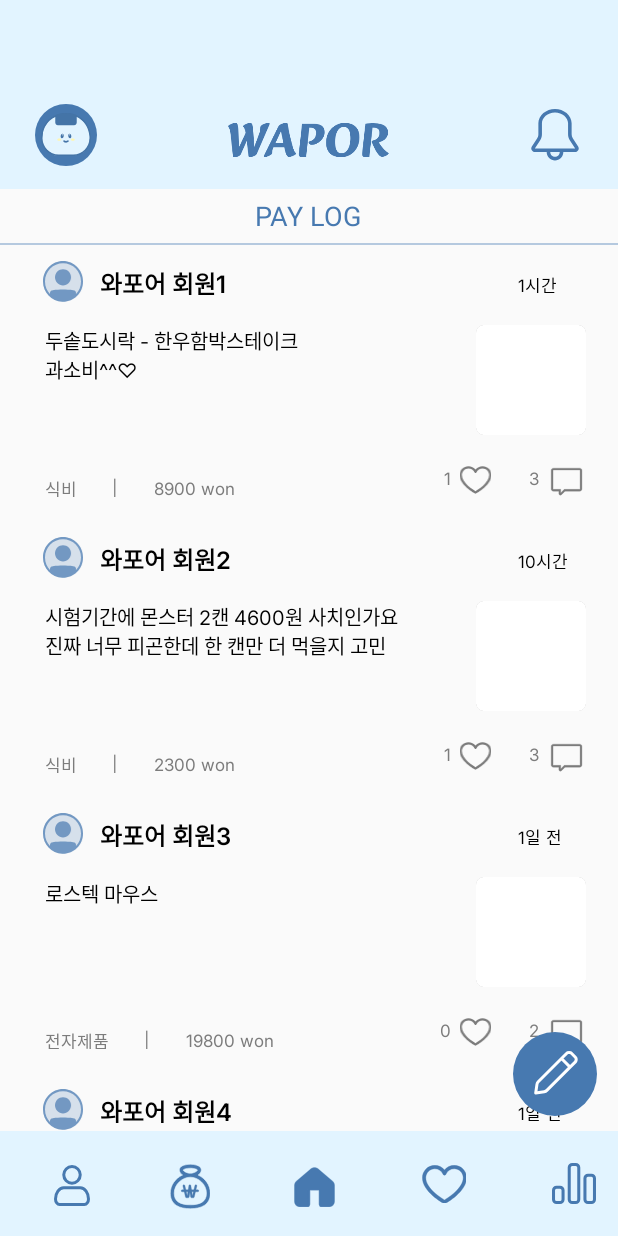
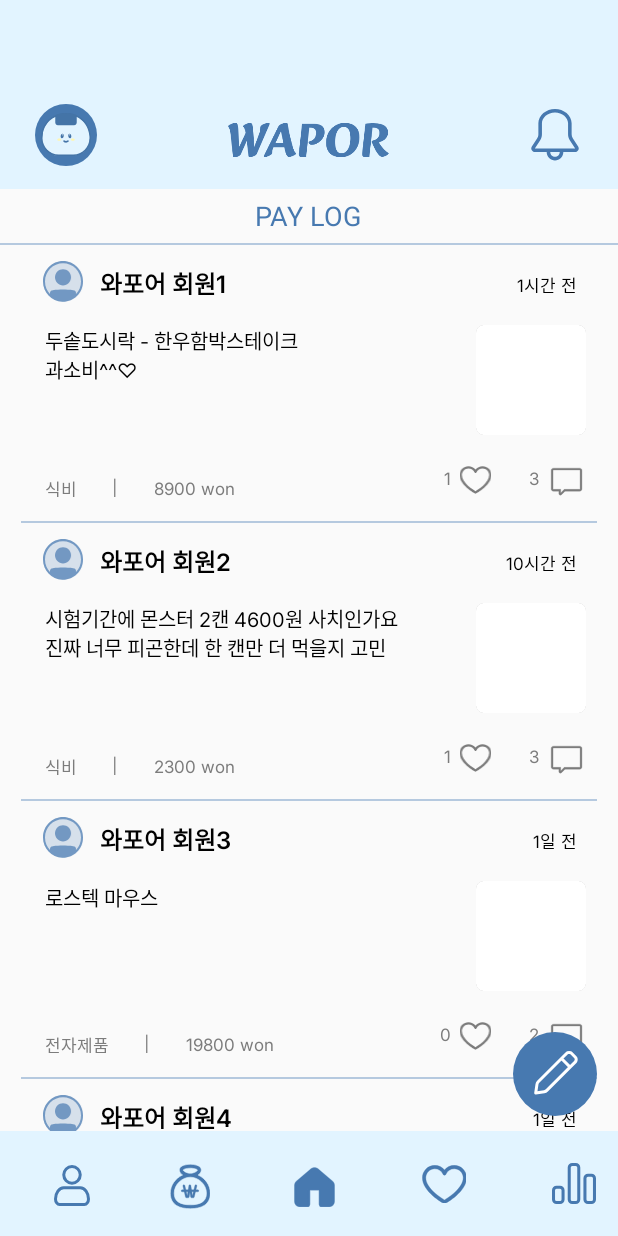
Before and after one commit to pknu-wap/WAP-OR, an Android app built with Jetpack Compose: the PaylogActivity screen opened directly, with no data from a screen before it, on a phone screen of 412 x 824 dp. Run offline under Robolectric (Android 15) with nearby library versions, the phone set to English and light mode, and no system bars; pictures from the network do not load.

Commit message:
Feat: 머지하고 다시할게요

```diff
--- a/client/app/build.gradle.kts
+++ b/client/app/build.gradle.kts
@@ -13,7 +13,7 @@ android {
         targetSdk = 34
         versionCode = 1
         versionName = "1.0"
-
+        vectorDrawables.useSupportLibrary = true
         testInstrumentationRunner = "androidx.test.runner.AndroidJUnitRunner"
         vectorDrawables {
             useSupportLibrary = true
@@ -50,6 +50,8 @@ android {
 }
 
 dependencies {
+    implementation("com.github.bumptech.glide:glide:4.15.1")
+    annotationProcessor("com.github.bumptech.glide:compiler:4.15.1")
     implementation(libs.androidx.core.ktx)
     implementation(libs.androidx.lifecycle.runtime.ktx)
     implementation(libs.androidx.activity.compose)
--- a/client/app/src/main/AndroidManifest.xml
+++ b/client/app/src/main/AndroidManifest.xml
@@ -1,7 +1,7 @@
 <?xml version="1.0" encoding="utf-8"?>
 <manifest xmlns:android="http://schemas.android.com/apk/res/android"
     xmlns:tools="http://schemas.android.com/tools">
-
+    <uses-permission android:name="android.permission.INTERNET" />
     <application
         android:allowBackup="true"
         android:dataExtractionRules="@xml/data_extraction_rules"
--- a/client/app/src/main/java/Post.kt
+++ b/client/app/src/main/java/Post.kt
@@ -1,10 +1,10 @@
 data class Post(
-//    val imageUrl: String,
-    val memberName: String,
-    val createdTime: String,
-    val postContent: String,
-    val category: String,
-    val amount: Int,
-    val likes: Int,
-    val comments: Int
+    val imageUrl: String?,  // 이미지 URL이 nullable
+    val memberName: String, //utf변환 준비
+    val createdTime: String, //날짜 함수 준비
+    val postContent: String, //utf변환 준비
+    val category: String, //utf변환 준비 or 카테고리 함수
+    val amount: Int, //금액 함수 확인
+    val likes: Int, //Int형 조심
+    val comments: Int //Int형 조심
 )
--- a/client/app/src/main/java/PostAdapter.kt
+++ b/client/app/src/main/java/PostAdapter.kt
@@ -1,12 +1,14 @@
 import android.view.LayoutInflater
 import android.view.ViewGroup
+import androidx.core.content.res.ResourcesCompat
 import androidx.recyclerview.widget.RecyclerView
+import com.bumptech.glide.Glide
 import com.example.wap_or.databinding.ItemPostBinding
 
-// MyViewHolder 클래스 수정
+// MyViewHolder 클래스
 class MyViewHolder(val binding: ItemPostBinding) : RecyclerView.ViewHolder(binding.root)
 
-// 어댑터 클래스 수정
+// 어댑터 클래스
 class PostAdapter(private val datas: MutableList<Post>) : RecyclerView.Adapter<MyViewHolder>() {
 
     override fun getItemCount(): Int = datas.size
@@ -28,10 +30,23 @@ class PostAdapter(private val datas: MutableList<Post>) : RecyclerView.Adapter<M
         holder.binding.postLikeCount.text = post.likes.toString()
         holder.binding.postCommentCount.text = post.comments.toString()
 
+        // 기본 이미지 리소스 가져오기
+        val context = holder.binding.postMainImg.context
+        val defaultDrawable = ResourcesCompat.getDrawable(context.resources,
+            context.resources.getIdentifier("ex_img", "drawable", context.packageName),
+            null)
+
         // Glide를 사용해 이미지 로드
-//        Glide.with(holder.itemView.context)
-//            .load(post.imageUrl)
-//            .placeholder(R.drawable.user_profile_tmp) // 기본 이미지 설정
-//            .into(holder.binding.userProfile)
+        if (!post.imageUrl.isNullOrEmpty()) {
+            // 이미지 URL이 있으면 Glide로 이미지를 로드
+            Glide.with(context)
+                .load(post.imageUrl)
+                .placeholder(defaultDrawable) // 로딩 중일 때 표시할 기본 이미지
+                .error(defaultDrawable)       // 에러 발생 시 표시할 기본 이미지
+                .into(holder.binding.postMainImg)
+        } else {
+            // 이미지 URL이 없으면 기본 XML 드로어블 사용
+            holder.binding.postMainImg.setImageDrawable(defaultDrawable)
+        }
     }
 }
--- a/client/app/src/main/java/com/example/wap_or/PaylogActivity.kt
+++ b/client/app/src/main/java/com/example/wap_or/PaylogActivity.kt
@@ -1,11 +1,13 @@
 package com.example.wap_or
-
 import Post
 import PostAdapter
 import android.os.Bundle
 import androidx.appcompat.app.AppCompatActivity
+import androidx.core.content.ContextCompat
+import androidx.recyclerview.widget.DividerItemDecoration
 import androidx.recyclerview.widget.LinearLayoutManager
 import com.example.wap_or.databinding.ActivityPaylogMainBinding
+
 
 class PaylogActivity : AppCompatActivity() {
     private val binding by lazy { ActivityPaylogMainBinding.inflate(layoutInflater) }
@@ -17,13 +19,13 @@ class PaylogActivity : AppCompatActivity() {
 
         // 데이터 리스트 생성
         val postList = arrayListOf(
-            Post("와포어 회원1", "1시간 전", "두솥도시락 - 한우함박스테이크\n과소비^^♡", "식비", 8900, 1, 3),
-            Post("와포어 회원2", "10시간 전", "시험기간에 몬스터 2캔 4600원 사치인가요\n진짜 너무 피곤한데 한 캔만 더 먹을지 고민", "식비", 2300, 1, 3),
-            Post("와포어 회원3", "1일 전", "로스텍 마우스", "전자제품", 19800, 0, 2),
-            Post("와포어 회원4", "1일 전", "연어초밥 18,000원\n이런 날도 있는거지", "식비", 18000, 2, 14),
-            Post("와포어 회원5", "3일 전", "결국 샀습니다", "전자제품", 854900, 1, 28),
-            Post("와포어 회원6", "3일 전", "바쁘다 바빠\n현대사회 속\n단비같은\n감각적 ...더보기 구현 어캐하지", "식비", 1200, 1, 9),
-            Post("와포어 회원7", "3일 전", "꾸밈비. 세일할 때 사서 만오천원이에요\n진짜", "패션&잡화", 15900, 3, 1)
+            Post(null, "와포어 회원1", "1시간 전", "두솥도시락 - 한우함박스테이크\n과소비^^♡", "식비", 8900, 1, 3),
+            Post("https://dimg.donga.com/wps/NEWS/IMAGE/2021/11/12/110217903.2.jpg", "와포어 회원2", "10시간 전", "시험기간에 몬스터 2캔 4600원 사치인가요\n진짜 너무 피곤한데 한 캔만 더 먹을지 고민", "식비", 2300, 1, 3),
+            Post(null, "와포어 회원3", "1일 전", "로스텍 마우스", "전자제품", 19800, 0, 2),
+            Post("https://d12zq4w4guyljn.cloudfront.net/750_750_20240220124444_photo1_cb08696e3d69.jpg", "와포어 회원4", "1일 전", "연어초밥 18,000원\n이런 날도 있는거지", "식비", 18000, 2, 14),
+            Post("https://thumbnews.nateimg.co.kr/view610///news.nateimg.co.kr/orgImg/ns/2022/04/23/NISI20220422_0000981000_web.jpg", "와포어 회원5", "3일 전", "결국 샀습니다", "전자제품", 854900, 1, 28),
+            Post(null, "와포어 회원6", "3일 전", "바쁘다 바빠\n현대사회 속\n단비같은\n감각적 ...더보기 구현 어캐하지", "식비", 1200, 1, 9),
+            Post("https://sellt.co.kr/file_data/sellt/2024/06/21/62caf0214a6493248fc01eab35d7d07c.jpg", "와포어 회원7", "3일 전", "꾸밈비. 세일할 때 사서 만오천원이에요\n진짜", "패션&잡화", 15900, 3, 1)
         )
 
         // 어댑터 초기화
@@ -32,5 +34,12 @@ class PaylogActivity : AppCompatActivity() {
         // RecyclerView 설정
         binding.recyclerView.adapter = adapter
         binding.recyclerView.layoutManager = LinearLayoutManager(this)
+        val dividerItemDecoration = DividerItemDecoration(
+            binding.recyclerView.getContext(),
+            LinearLayoutManager.VERTICAL
+        )
+        ContextCompat.getDrawable(this, R.drawable.divider)
+            ?.let { dividerItemDecoration.setDrawable(it) }
+        binding.recyclerView.addItemDecoration(dividerItemDecoration)
     }
 }
--- /dev/null
+++ b/client/app/src/main/res/drawable/divider.xml
@@ -0,0 +1,5 @@
+<?xml version="1.0" encoding="utf-8"?>
+<shape xmlns:android="http://schemas.android.com/apk/res/android">
+    <size android:height="1dp"/>
+    <solid android:color="#B5C9DF"/>
+</shape>
--- a/client/app/src/main/res/layout/activity_login.xml
+++ b/client/app/src/main/res/layout/activity_login.xml
@@ -16,8 +16,8 @@
         android:layout_height="131dp"
         android:contentDescription="App Logo"
         android:src="@drawable/wapor"
+        app:layout_constraintEnd_toEndOf="parent"
         app:layout_constraintStart_toStartOf="parent"
-        app:layout_constraintEnd_toEndOf="parent"
         app:layout_constraintTop_toTopOf="parent" />
 
     <EditText
--- a/client/app/src/main/res/layout/item_post.xml
+++ b/client/app/src/main/res/layout/item_post.xml
@@ -30,7 +30,7 @@
         />
     <TextView
         android:id="@+id/post_created_date"
-        android:layout_width="39dp"
+        android:layout_width="wrap_content"
         android:layout_height="14dp"
         android:layout_marginTop="17.87dp"
         android:layout_marginEnd="13.47dp"
@@ -118,10 +118,10 @@
         android:layout_marginEnd="5dp"
         android:text="3"
         style="@style/post_category_cash_style"
-        app:layout_constraintBottom_toBottomOf="@id/post_commnet_icon"
-        app:layout_constraintEnd_toStartOf="@id/post_commnet_icon" />
+        app:layout_constraintBottom_toBottomOf="@id/post_comment_icon"
+        app:layout_constraintEnd_toStartOf="@id/post_comment_icon" />
     <ImageView
-        android:id="@+id/post_commnet_icon"
+        android:id="@+id/post_comment_icon"
         android:layout_width="25.23dp"
         android:layout_height="25.23dp"
         android:layout_marginEnd="8dp"
@@ -129,4 +129,5 @@
         android:src="@drawable/post_comment"
         app:layout_constraintBottom_toBottomOf="parent"
         app:layout_constraintEnd_toEndOf="parent"/>
+
 </androidx.constraintlayout.widget.ConstraintLayout>
```
